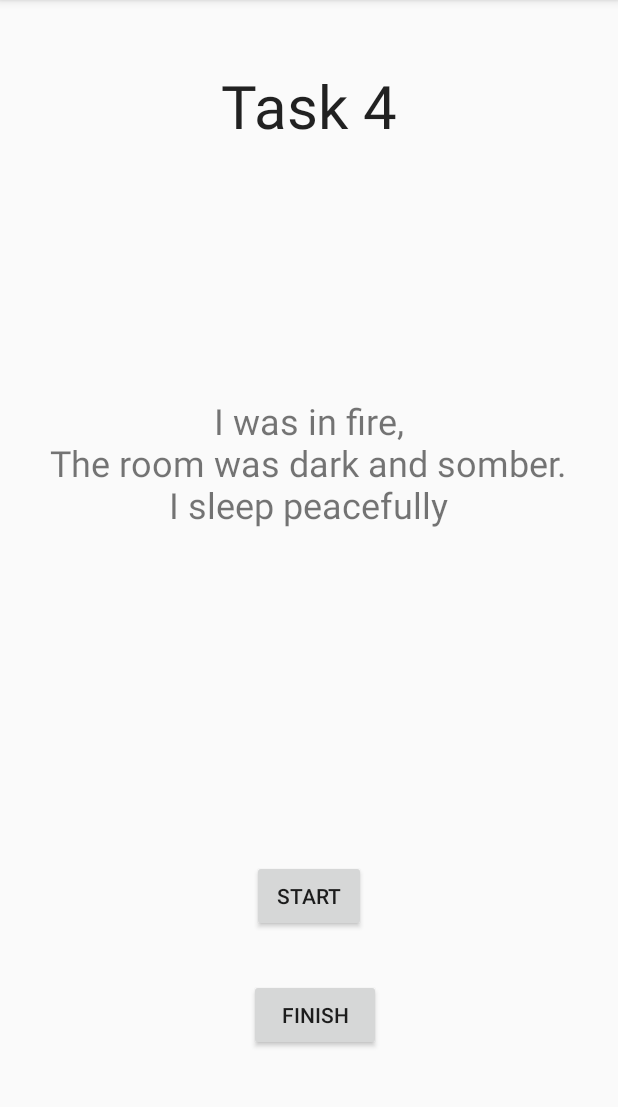
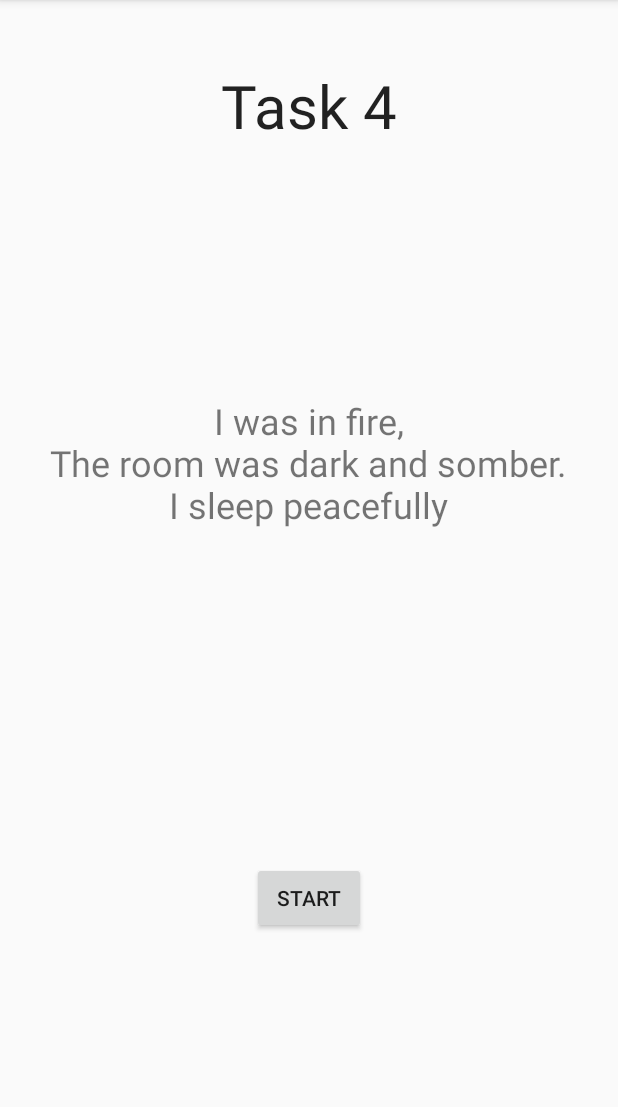
Before and after one commit to magnusrand/HCIGestureApp, an Android app: the Task4Activity screen opened directly, with no data from a screen before it, on a phone screen of 412 x 824 dp, the part 84-1191 px from its top. Run offline under Robolectric (Android 15) with nearby library versions, the phone set to English and light mode, and no system bars.

Commit message:
- Activity timer ticks down now - Texts are scrollable - Small design changes

```diff
--- a/HCIProject/app/src/main/java/com/hci/hciresearchprojectapp/Task4Activity.java
+++ b/HCIProject/app/src/main/java/com/hci/hciresearchprojectapp/Task4Activity.java
@@ -8,6 +8,7 @@ import android.content.Intent;
 import android.os.Bundle;
 import android.os.Handler;
 import android.text.InputType;
+import android.text.method.ScrollingMovementMethod;
 import android.view.View;
 import android.view.inputmethod.InputMethodManager;
 import android.widget.Button;
@@ -18,13 +19,13 @@ import android.widget.TextView;
 public class Task4Activity extends AppCompatActivity {
     TextView task4Timer;
     Button continueFromTask4Btn;
-    long startTime = 0;
+    long endtime = 0;
 
     Handler timerHandler = new Handler();
     Runnable timerRunnable= new Runnable() {
         @Override
         public void run() {
-            long milliseconds = System.currentTimeMillis() - startTime;
+            long milliseconds = endtime - System.currentTimeMillis();
             int seconds = (int) milliseconds/1000;
             int minutes = seconds / 60;
             seconds = seconds % 60;
@@ -43,8 +44,10 @@ public class Task4Activity extends AppCompatActivity {
         task4TxtInput.setInputType(InputType.TYPE_TEXT_VARIATION_VISIBLE_PASSWORD);
         //Do some handling with the txt input
 
-        TextView task1Text = findViewById(R.id.task4Txt);
-        task1Text.setText("I was in fire,\n" +
+        TextView task4Text = findViewById(R.id.task4Txt);
+
+        task4Text.setMovementMethod(new ScrollingMovementMethod());
+        task4Text.setText("I was in fire,\n" +
                 "The room was dark and somber.\n" +
                 "I sleep peacefully\n"); //Insert Task 4 text
 
@@ -56,7 +59,7 @@ public class Task4Activity extends AppCompatActivity {
             public void onClick(View v) {
                 Button btn = (Button)v;
                 task4TxtInput.setVisibility(View.VISIBLE);
-                startTime = System.currentTimeMillis();
+                endtime = System.currentTimeMillis() + 121000;
                 timerHandler.postDelayed(timerRunnable, 0);
                 btn.setVisibility(View.INVISIBLE);
                 timerHandler.postDelayed(new Runnable() {
--- a/HCIProject/app/src/main/res/layout/activity_task1.xml
+++ b/HCIProject/app/src/main/res/layout/activity_task1.xml
@@ -26,6 +26,7 @@
         android:layout_width="350dp"
         android:layout_height="145dp"
         android:text="Insert task 1 text"
+        android:scrollbars="vertical"
         android:textAlignment="center"
         android:textSize="24sp"
         app:layout_constraintBottom_toBottomOf="parent"
--- a/HCIProject/app/src/main/res/layout/activity_task2.xml
+++ b/HCIProject/app/src/main/res/layout/activity_task2.xml
@@ -26,6 +26,7 @@
         android:layout_width="350dp"
         android:layout_height="145dp"
         android:text="Insert task 2 text"
+        android:scrollbars="vertical"
         android:textAlignment="center"
         android:textSize="24sp"
         app:layout_constraintBottom_toBottomOf="parent"
--- a/HCIProject/app/src/main/res/layout/activity_task3.xml
+++ b/HCIProject/app/src/main/res/layout/activity_task3.xml
@@ -26,6 +26,7 @@
         android:layout_width="350dp"
         android:layout_height="145dp"
         android:text="Insert task 3 text"
+        android:scrollbars="vertical"
         android:textAlignment="center"
         android:textSize="24sp"
         app:layout_constraintBottom_toBottomOf="parent"
--- a/HCIProject/app/src/main/res/layout/activity_task4.xml
+++ b/HCIProject/app/src/main/res/layout/activity_task4.xml
@@ -26,6 +26,7 @@
         android:layout_width="350dp"
         android:layout_height="145dp"
         android:text="Insert task 4 text"
+        android:scrollbars="vertical"
         android:textAlignment="center"
         android:textSize="24sp"
         app:layout_constraintBottom_toBottomOf="parent"
@@ -53,12 +54,13 @@
         android:layout_height="wrap_content"
         android:layout_marginBottom="56dp"
         android:text="@string/finish"
+        android:visibility="invisible"
         app:layout_constraintBottom_toBottomOf="parent"
         app:layout_constraintEnd_toEndOf="parent"
-        app:layout_constraintHorizontal_bias="0.512"
+        app:layout_constraintHorizontal_bias="0.498"
         app:layout_constraintStart_toStartOf="parent"
         app:layout_constraintTop_toBottomOf="@+id/task4Txt"
-        app:layout_constraintVertical_bias="0.955" />
+        app:layout_constraintVertical_bias="0.961" />
 
     <TextView
         android:id="@+id/task4Timer"
--- a/HCIProject/app/src/main/res/layout/activity_training.xml
+++ b/HCIProject/app/src/main/res/layout/activity_training.xml
@@ -26,6 +26,7 @@
         android:layout_width="350dp"
         android:layout_height="145dp"
         android:text="Insert training text"
+        android:scrollbars="vertical"
         android:textAlignment="center"
         android:textSize="24sp"
         app:layout_constraintBottom_toBottomOf="parent"
```
Also changed, not shown: HCIProject/app/src/main/java/com/hci/hciresearchprojectapp/RelaxNResetActivity.java (+4 -4 lines), HCIProject/app/src/main/java/com/hci/hciresearchprojectapp/Task1Activity.java (+7 -3 lines), HCIProject/app/src/main/java/com/hci/hciresearchprojectapp/Task2Activity.java (+8 -5 lines), HCIProject/app/src/main/java/com/hci/hciresearchprojectapp/Task3Activity.java (+7 -5 lines), HCIProject/app/src/main/java/com/hci/hciresearchprojectapp/TrainingActivity.java (+6 -4 lines), HCIProject/app/src/main/res/layout/activity_relax_nreset.xml (+8 -6 lines).
